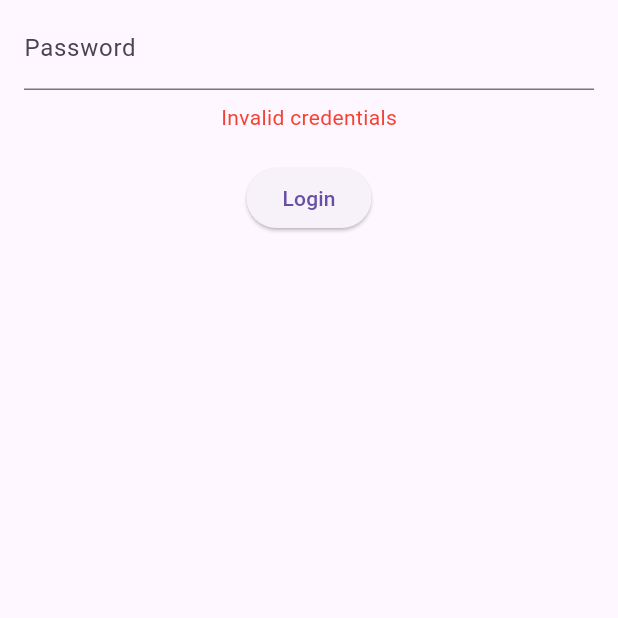
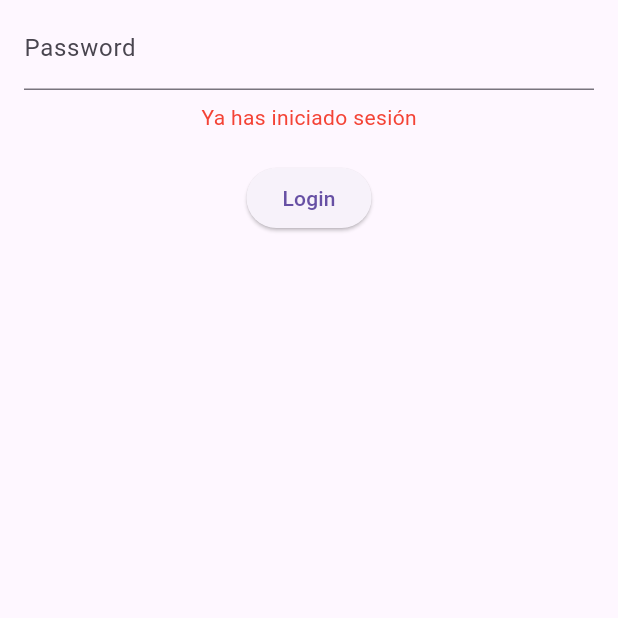
Before and after one commit to Nemog17/Minimalist-Shopping-App, a Flutter app: the LoginPage screen opened by its route, after a tap on "Login", on a phone screen of 412 x 824 dp, the part 591-1209 px from its top. Run offline on Flutter 3.47's test engine with Material 3 defaults, Android fonts, the phone set to English and light mode, and no system bars; our stand-ins replace go_router, google_nav_bar; accounts and stored records are empty; network calls fail.

Commit message:
Prevent login when already logged in

```diff
--- a/lib/main.dart
+++ b/lib/main.dart
@@ -54,6 +54,7 @@ class MyApp extends StatelessWidget {
             redirect: (context, state) {
               final isAdmin = auth.isAdmin;
               final loc = state.matchedLocation;
+              if (loc == '/login' && auth.isLoggedIn) return '/home';
               if (loc == '/admin' && !isAdmin) return '/home';
               return null;
             },
--- a/lib/pages/login_page.dart
+++ b/lib/pages/login_page.dart
@@ -18,6 +18,10 @@ class _LoginPageState extends State<LoginPage> {
 
   void _submit() {
     final auth = Provider.of<AuthProvider>(context, listen: false);
+    if (auth.isLoggedIn) {
+      setState(() => _error = 'Ya has iniciado sesión');
+      return;
+    }
     final success = auth.login(_emailController.text, _passwordController.text);
     if (success) {
       context.go('/home');
--- a/lib/providers/auth_provider.dart
+++ b/lib/providers/auth_provider.dart
@@ -14,6 +14,7 @@ class AuthProvider extends ChangeNotifier {
   bool get isAdmin => _currentUser?.isAdmin ?? false;
 
   bool login(String email, String password) {
+    if (isLoggedIn) return false;
     try {
       final user = _users.firstWhere(
         (u) => u.email == email && u.password == password,
```
Also changed, not shown: lib/pages/home_page.dart (+8 -5 lines).
